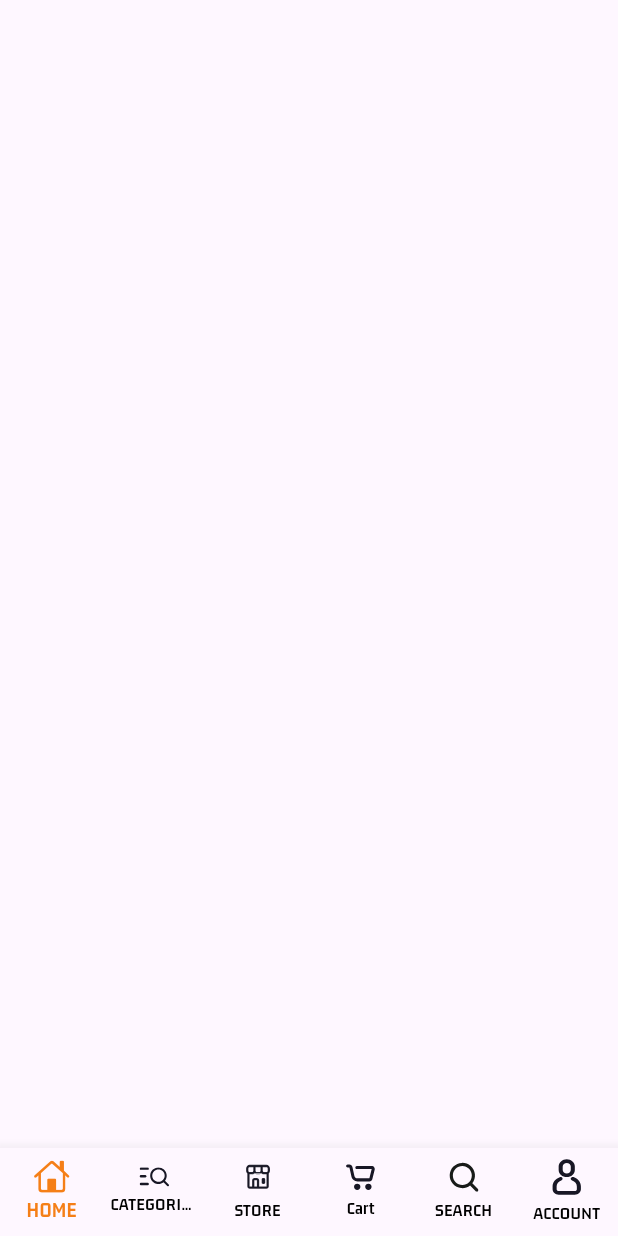
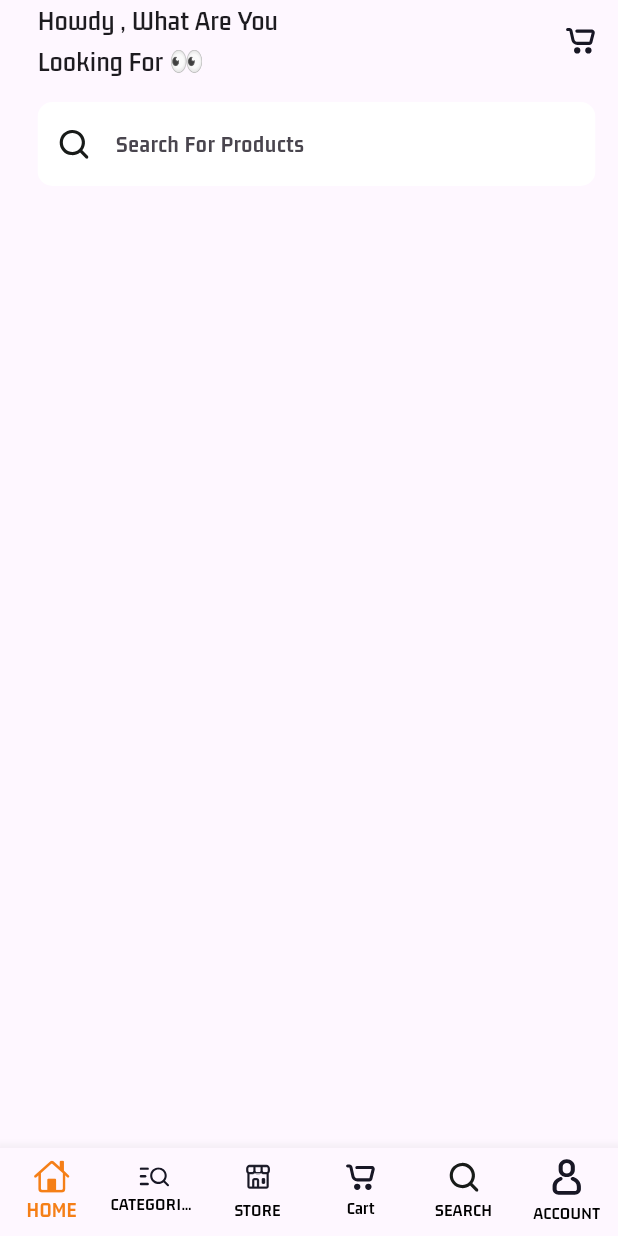
Before and after one commit to nishant-6585/flutter_multi_store, a Flutter app: the screen it shows after launch, on a phone screen of 412 x 824 dp. Run offline on Flutter 3.47's test engine with Material 3 defaults, Android fonts, the phone set to English and light mode, and no system bars; our stand-ins replace flutter_svg.

Commit message:
Started building home screen

```diff
--- a/lib/views/buyers/main_screen.dart
+++ b/lib/views/buyers/main_screen.dart
@@ -1,5 +1,11 @@
 import 'package:flutter/cupertino.dart';
 import 'package:flutter/material.dart';
+import 'package:flutter_multi_store/views/buyers/nav_screens/account_screen.dart';
+import 'package:flutter_multi_store/views/buyers/nav_screens/cart_screen.dart';
+import 'package:flutter_multi_store/views/buyers/nav_screens/category_screen.dart';
+import 'package:flutter_multi_store/views/buyers/nav_screens/home_screen.dart';
+import 'package:flutter_multi_store/views/buyers/nav_screens/search_screen.dart';
+import 'package:flutter_multi_store/views/buyers/nav_screens/store_screen.dart';
 import 'package:flutter_svg/flutter_svg.dart';
 
 class MainScreen extends StatefulWidget {
@@ -11,6 +17,15 @@ class MainScreen extends StatefulWidget {
 
 class _MainScreenState extends State<MainScreen> {
   int _pageIndex = 0;
+
+  List<Widget> _pages = [
+    HomeScreen(),
+    CategoryScreen(),
+    StoreScreen(),
+    CartScreen(),
+    SearchScreen(),
+    AccountScreen()
+  ];
   @override
   Widget build(BuildContext context) {
     return Scaffold(
@@ -49,9 +64,9 @@ class _MainScreenState extends State<MainScreen> {
             icon: SvgPicture.asset('assets/icons/account.svg', width: 20,),
             label: 'ACCOUNT',
           ),
-
         ],
       ),
+      body: _pages[_pageIndex],
     );
   }
 }
--- /dev/null
+++ b/lib/views/buyers/nav_screens/home_screen.dart
@@ -0,0 +1,25 @@
+
+import 'package:flutter/material.dart';
+import 'package:flutter_multi_store/views/buyers/nav_screens/widgets/search_input_widget.dart';
+import 'package:flutter_multi_store/views/buyers/nav_screens/widgets/welcome_text_widget.dart';
+
+class HomeScreen extends StatelessWidget {
+  const HomeScreen({super.key});
+
+  @override
+  Widget build(BuildContext context) {
+    return Padding(
+      padding: EdgeInsets.only(
+          top: MediaQuery.of(context).padding.top, left: 25, right: 15),
+      child: const Column(
+        children: [
+          WelcomeText(),
+          SizedBox(
+            height: 14,
+          ),
+          SearchInputWidget(),
+        ],
+      ),
+    );
+  }
+}
--- /dev/null
+++ b/lib/views/buyers/nav_screens/widgets/search_input_widget.dart
@@ -0,0 +1,29 @@
+import 'package:flutter/material.dart';
+import 'package:flutter_svg/svg.dart';
+
+class SearchInputWidget extends StatelessWidget {
+  const SearchInputWidget({
+    super.key,
+  });
+
+  @override
+  Widget build(BuildContext context) {
+    return ClipRRect(
+      borderRadius: BorderRadius.circular(10),
+      child:  TextField(
+        decoration: InputDecoration(
+            fillColor: Colors.white,
+            filled: true,
+            hintText: 'Search For Products',
+            border: const OutlineInputBorder(
+              borderSide: BorderSide.none,
+            ),
+            prefixIcon: Padding(
+              padding: const EdgeInsets.all(14.0),
+              child: SvgPicture.asset('assets/icons/search.svg', width: 10,),
+            )
+        ),
+      ),
+    );
+  }
+}
--- /dev/null
+++ b/lib/views/buyers/nav_screens/widgets/welcome_text_widget.dart
@@ -0,0 +1,26 @@
+import 'package:flutter/material.dart';
+import 'package:flutter_svg/svg.dart';
+
+class WelcomeText extends StatelessWidget {
+  const WelcomeText({
+    super.key,
+  });
+
+  @override
+  Widget build(BuildContext context) {
+    return Row(
+      mainAxisAlignment: MainAxisAlignment.spaceBetween,
+      children: [
+        const Text(
+          'Howdy , What Are You\nLooking For 👀',
+          style: TextStyle(
+              fontSize: 19,
+              fontWeight: FontWeight.bold,
+              fontFamily: 'Semi-Bold'
+          ),
+        ),
+        SvgPicture.asset('assets/icons/cart.svg', width: 20,)
+      ],
+    );
+  }
+}
--- a/pubspec.yaml
+++ b/pubspec.yaml
@@ -79,11 +79,11 @@ flutter:
        fonts:
          - asset: assets/fonts/GemunuLibre-Bold.ttf
            style: italic
-           weight: 700
+
      - family: Semi-Bold
        fonts:
          - asset: assets/fonts/GemunuLibre-SemiBold.ttf
-           weight: 700
+
   #
   # For details regarding fonts from package dependencies,
   # see https://flutter.dev/custom-fonts/#from-packages
```
Also changed, not shown: lib/views/buyers/nav_screens/account_screen.dart (added, +12 -0 lines), lib/views/buyers/nav_screens/cart_screen.dart (added, +12 -0 lines), lib/views/buyers/nav_screens/category_screen.dart (added, +12 -0 lines), lib/views/buyers/nav_screens/search_screen.dart (added, +12 -0 lines), lib/views/buyers/nav_screens/store_screen.dart (added, +12 -0 lines).
